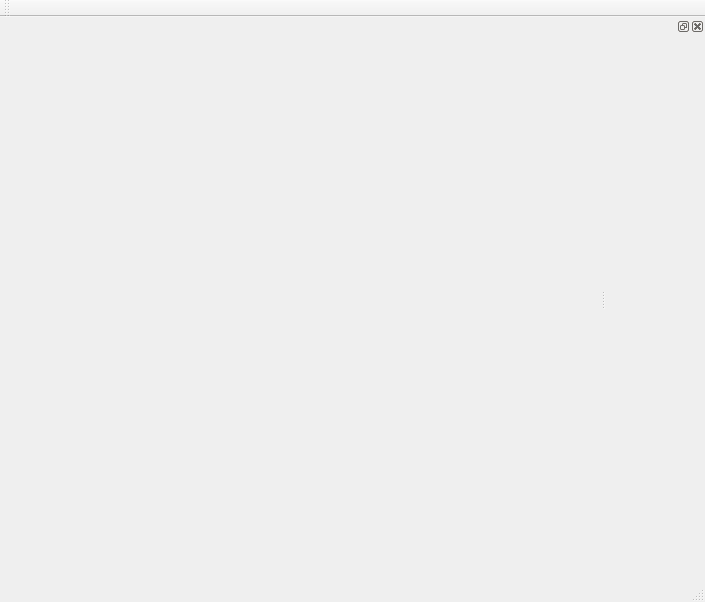
First picture: the form in src/window/MainWindow.ui, repository gnailegoac/rde_ygomi, before the edit.
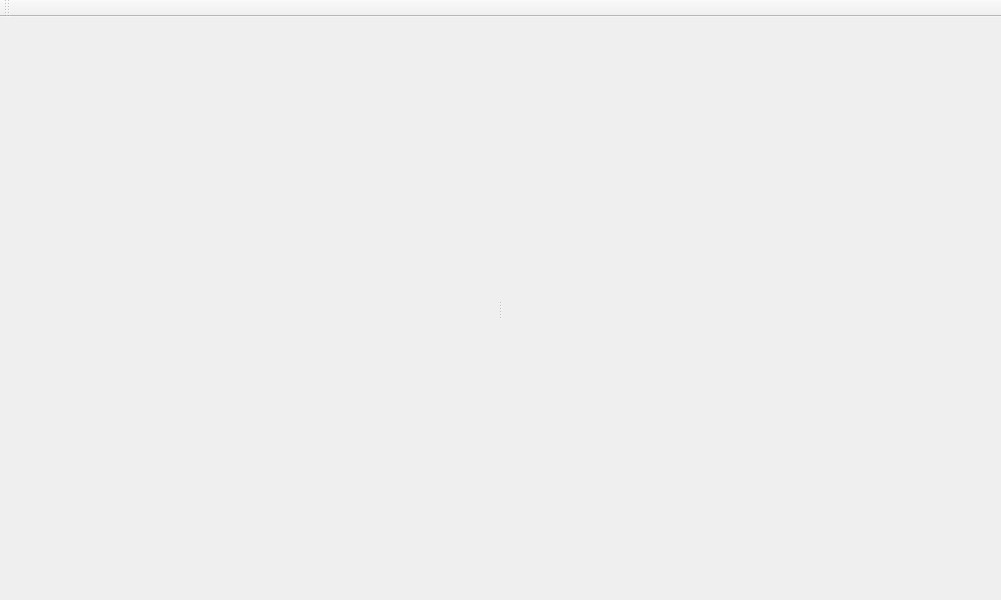
Second picture: the form after the edit.

Commit message: RDE-5 Add PureMVC.

Diff of the .ui file:
```diff
--- a/src/window/MainWindow.ui
+++ b/src/window/MainWindow.ui
@@ -6,20 +6,23 @@
    <rect>
     <x>0</x>
     <y>0</y>
-    <width>705</width>
-    <height>602</height>
+    <width>1001</width>
+    <height>600</height>
    </rect>
   </property>
   <property name="minimumSize">
    <size>
-    <width>400</width>
-    <height>300</height>
+    <width>550</width>
+    <height>0</height>
    </size>
   </property>
   <property name="windowTitle">
    <string>MainWindow</string>
   </property>
   <widget class="QWidget" name="centralWidget">
+   <property name="enabled">
+    <bool>true</bool>
+   </property>
    <property name="sizePolicy">
     <sizepolicy hsizetype="Fixed" vsizetype="Fixed">
      <horstretch>0</horstretch>
@@ -29,7 +32,7 @@
    <property name="minimumSize">
     <size>
      <width>600</width>
-     <height>400</height>
+     <height>0</height>
     </size>
    </property>
    <layout class="QVBoxLayout" name="verticalLayout"/>
@@ -45,6 +48,9 @@
    </property>
   </widget>
   <widget class="QToolBar" name="mainToolBar">
+   <property name="enabled">
+    <bool>false</bool>
+   </property>
    <attribute name="toolBarArea">
     <enum>TopToolBarArea</enum>
    </attribute>
@@ -52,12 +58,24 @@
     <bool>false</bool>
    </attribute>
   </widget>
-  <widget class="QStatusBar" name="statusBar"/>
   <widget class="QDockWidget" name="dockWidget">
+   <property name="minimumSize">
+    <size>
+     <width>550</width>
+     <height>35</height>
+    </size>
+   </property>
    <attribute name="dockWidgetArea">
     <number>2</number>
    </attribute>
-   <widget class="QWidget" name="dockWidgetContents"/>
+   <widget class="QWidget" name="dockWidgetContents">
+    <property name="minimumSize">
+     <size>
+      <width>550</width>
+      <height>0</height>
+     </size>
+    </property>
+   </widget>
   </widget>
  </widget>
  <layoutdefault spacing="6" margin="11"/>
```
Left out of the diff: 2 changed lines with no effect on the pictures. The commit also changes 2 other files.
